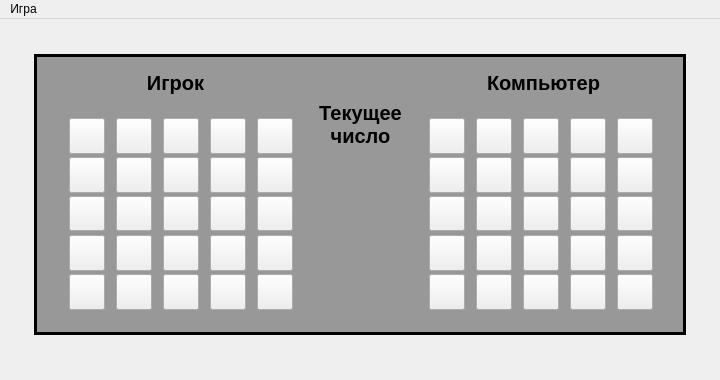
Old version of the form coursework/mainwindow.ui in the repository CapMakse/Coursework.
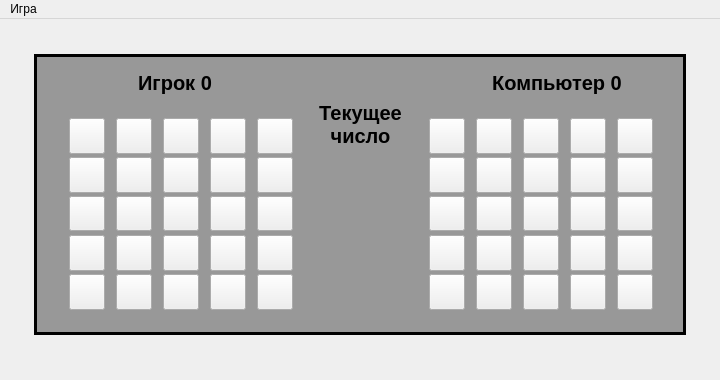
New version of the form. Icons and pictures are not drawn.

Diff of the .ui file:
```diff
--- a/coursework/mainwindow.ui
+++ b/coursework/mainwindow.ui
@@ -96,7 +96,7 @@
            </property>
            <property name="sizeHint" stdset="0">
             <size>
-             <width>98</width>
+             <width>90</width>
              <height>20</height>
             </size>
            </property>
@@ -563,7 +563,7 @@
             </font>
            </property>
            <property name="text">
-            <string>Игрок</string>
+            <string>Игрок 0</string>
            </property>
            <property name="alignment">
             <set>Qt::AlignCenter</set>
@@ -1044,7 +1044,7 @@
             </font>
            </property>
            <property name="text">
-            <string>Компьютер</string>
+            <string>Компьютер 0</string>
            </property>
            <property name="alignment">
             <set>Qt::AlignCenter</set>
@@ -1061,7 +1061,7 @@
            </property>
            <property name="sizeHint" stdset="0">
             <size>
-             <width>72</width>
+             <width>50</width>
              <height>20</height>
             </size>
            </property>
```
